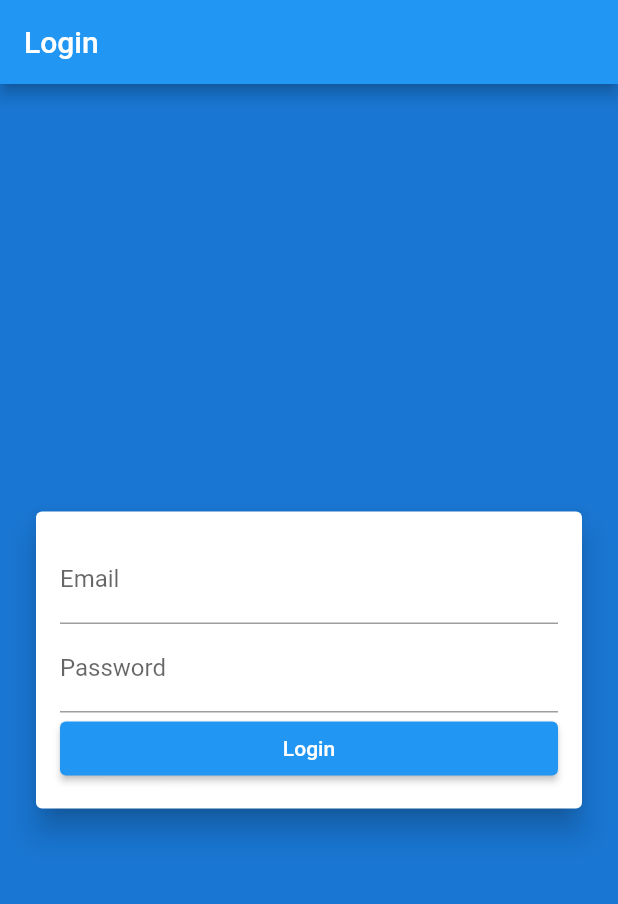
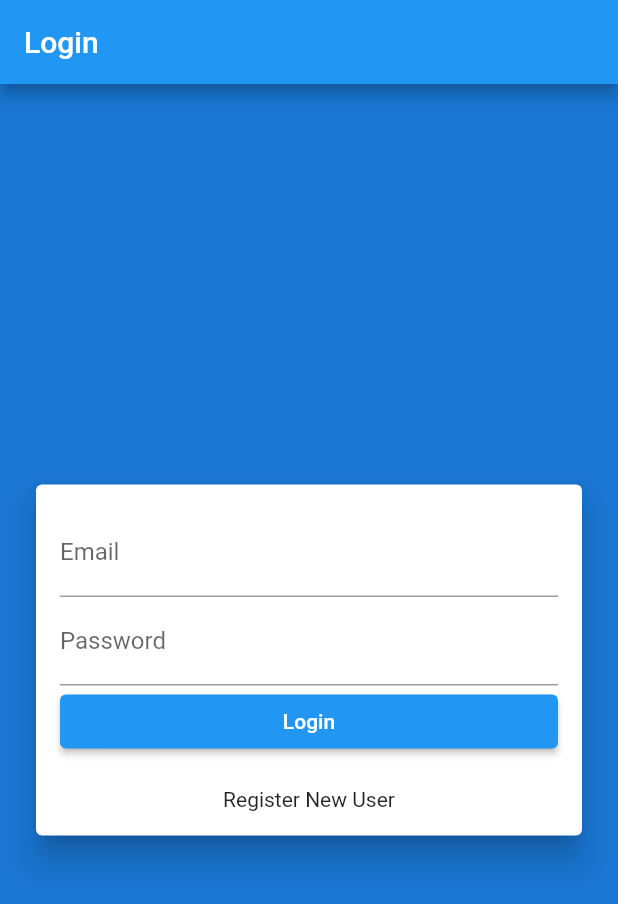
Before and after one commit to LaravelDaily/Laravel-Flutter-Course-App, a Flutter app: the screen it shows after launch, on a phone screen of 412 x 824 dp. Shown: the top 904 px of the screen. Run offline on Flutter 3.47's test engine with Material 2 defaults, Android fonts, the phone set to English and light mode, and no system bars.

Commit message:
Login and Register screens

```diff
--- a/lib/main.dart
+++ b/lib/main.dart
@@ -1,4 +1,6 @@
 import 'package:flutter/material.dart';
+import 'package:my_first_app/screens/login.dart';
+import 'package:my_first_app/screens/register.dart';
 
 void main() => runApp(MyApp());
 
@@ -7,51 +9,11 @@ class MyApp extends StatelessWidget {
   Widget build(BuildContext context) {
     return MaterialApp(
       title: 'Welcome to Flutter',
-      home: Scaffold(
-        appBar: AppBar(
-          title: Text('Login'),
-        ),
-        body: Container(
-          color: Theme.of(context).primaryColorDark,
-          child: Padding(
-            padding: const EdgeInsets.all(8.0),
-            child: Column(
-                mainAxisAlignment: MainAxisAlignment.center,
-                children: <Widget>[
-                  Card(
-                    elevation: 8,
-                    margin: EdgeInsets.only(left: 16, right: 16),
-                    child: Padding(
-                      padding: EdgeInsets.all(16.0),
-                      child: Column(
-                        children: <Widget>[
-                          TextField(
-                            keyboardType: TextInputType.emailAddress,
-                            decoration: InputDecoration(
-                              labelText: 'Email',
-                            ),
-                          ),
-                          TextField(
-                            keyboardType: TextInputType.visiblePassword,
-                            decoration: InputDecoration(labelText: 'Password'),
-                          ),
-                          ElevatedButton(
-                            onPressed: () {
-                              print('Login attempt');
-                            },
-                            child: Text('Login'),
-                            style: ElevatedButton.styleFrom(
-                                minimumSize: Size(double.infinity, 36)),
-                          ),
-                        ],
-                      ),
-                    ),
-                  ),
-                ]
-            ),
-          ),
-        ),
-      ),
+      home: Login(),
+      routes: {
+        '/login': (context) => Login(),
+        '/register': (context) => Register(),
+      }
     );
   }
 }
--- /dev/null
+++ b/lib/screens/login.dart
@@ -0,0 +1,62 @@
+import 'package:flutter/material.dart';
+import 'package:my_first_app/screens/register.dart';
+
+class Login extends StatelessWidget {
+  @override
+  Widget build(BuildContext context) {
+    return Scaffold(
+      appBar: AppBar(
+        title: Text('Login'),
+      ),
+      body: Container(
+        color: Theme.of(context).primaryColorDark,
+        child: Padding(
+          padding: const EdgeInsets.all(8.0),
+          child: Column(
+              mainAxisAlignment: MainAxisAlignment.center,
+              children: <Widget>[
+                Card(
+                  elevation: 8,
+                  margin: EdgeInsets.only(left: 16, right: 16),
+                  child: Padding(
+                    padding: EdgeInsets.all(16.0),
+                    child: Column(
+                      children: <Widget>[
+                        TextField(
+                          keyboardType: TextInputType.emailAddress,
+                          decoration: InputDecoration(
+                            labelText: 'Email',
+                          ),
+                        ),
+                        TextField(
+                          keyboardType: TextInputType.visiblePassword,
+                          decoration: InputDecoration(labelText: 'Password'),
+                        ),
+                        ElevatedButton(
+                          onPressed: () {
+                            print('Login attempt');
+                          },
+                          child: Text('Login'),
+                          style: ElevatedButton.styleFrom(
+                              minimumSize: Size(double.infinity, 36)),
+                        ),
+                        Padding(
+                          padding: EdgeInsets.only(top: 20),
+                          child: InkWell(
+                            onTap: () {
+                              Navigator.pushNamed(context, '/register');
+                            },
+                            child: Text('Register New User',
+                                style: TextStyle(fontSize: 14)),
+                          ),
+                        ),
+                      ],
+                    ),
+                  ),
+                ),
+              ]),
+        ),
+      ),
+    );
+  }
+}
```
Also changed, not shown: lib/screens/register.dart (added, +71 -0 lines).
